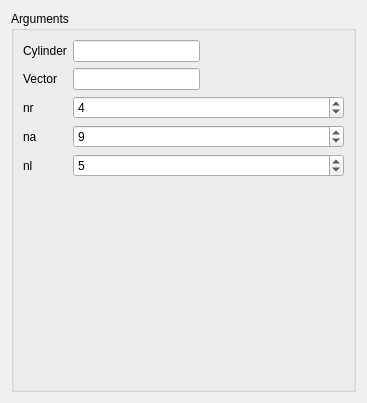
Qt form src/HEXABLOCKGUI/MakeCylinder_QTD.ui (SalomePlatform/hexablock) before a commit.
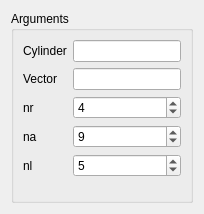
The same form after that commit.

The edit to the form file:
```diff
--- a/src/HEXABLOCKGUI/MakeCylinder_QTD.ui
+++ b/src/HEXABLOCKGUI/MakeCylinder_QTD.ui
@@ -6,16 +6,28 @@
    <rect>
     <x>0</x>
     <y>0</y>
-    <width>367</width>
-    <height>403</height>
+    <width>204</width>
+    <height>214</height>
    </rect>
   </property>
+  <property name="sizePolicy">
+   <sizepolicy hsizetype="Preferred" vsizetype="Fixed">
+    <horstretch>0</horstretch>
+    <verstretch>0</verstretch>
+   </sizepolicy>
+  </property>
   <property name="windowTitle">
    <string>Cylinder construction</string>
   </property>
   <layout class="QVBoxLayout" name="verticalLayout_3">
    <item>
     <widget class="QGroupBox" name="groupBox">
+     <property name="sizePolicy">
+      <sizepolicy hsizetype="Preferred" vsizetype="Preferred">
+       <horstretch>0</horstretch>
+       <verstretch>0</verstretch>
+      </sizepolicy>
+     </property>
      <property name="title">
       <string>Arguments</string>
      </property>
```
